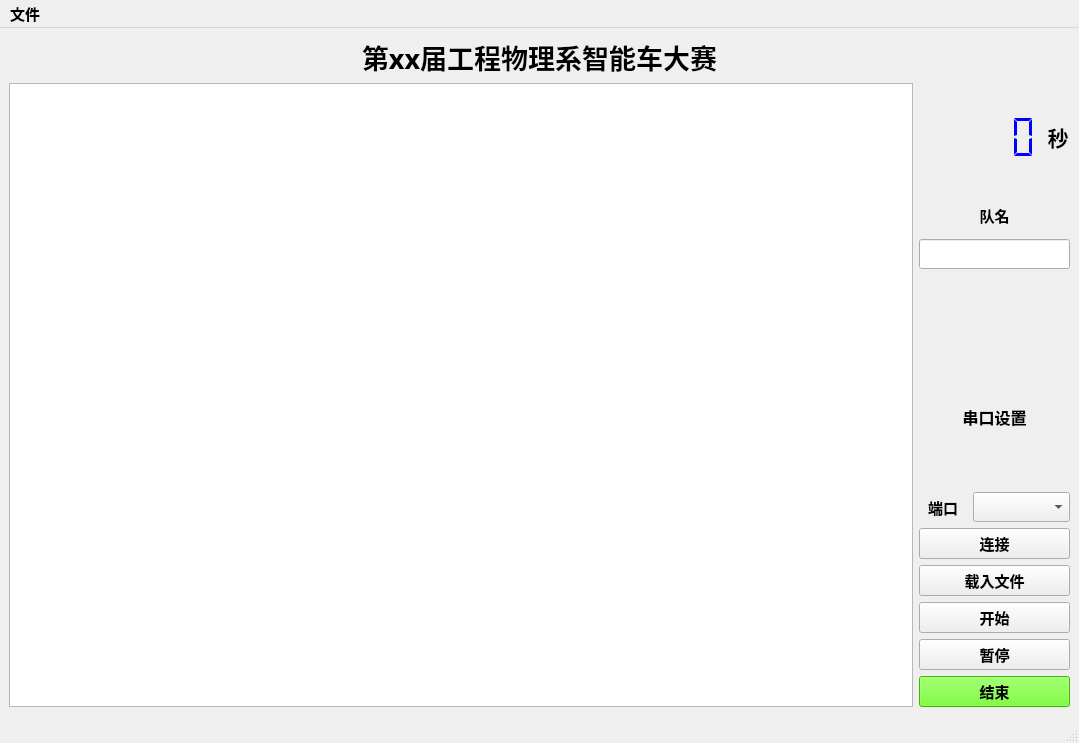
Qt form Program/pc2.ui (guhaiqiao/SmartCar) before a commit.
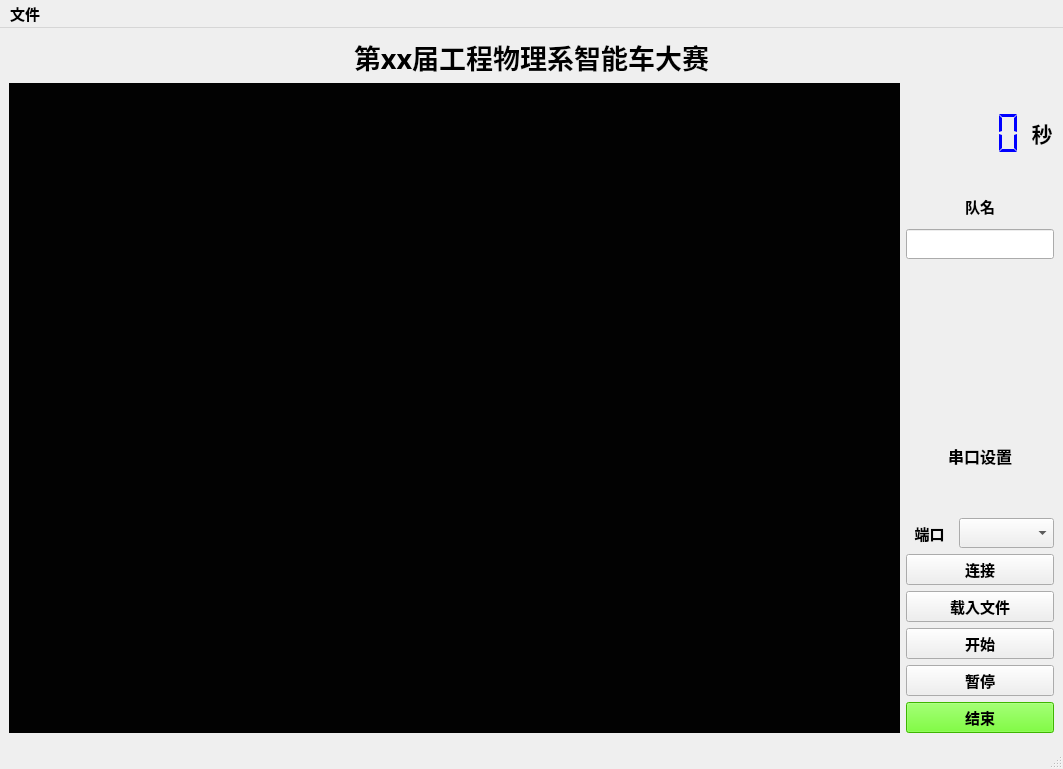
The same form after that commit. Icons and pictures are not drawn.

What changed in the file:
```diff
--- a/Program/pc2.ui
+++ b/Program/pc2.ui
@@ -5,20 +5,17 @@
   <property name="windowModality">
    <enum>Qt::ApplicationModal</enum>
   </property>
+  <property name="enabled">
+   <bool>true</bool>
+  </property>
   <property name="geometry">
    <rect>
     <x>0</x>
     <y>0</y>
-    <width>1079</width>
-    <height>743</height>
+    <width>1063</width>
+    <height>769</height>
    </rect>
   </property>
-  <property name="maximumSize">
-   <size>
-    <width>1920</width>
-    <height>1080</height>
-   </size>
-  </property>
   <property name="font">
    <font>
     <family>华文楷体</family>
@@ -77,12 +74,32 @@
          <bool>true</bool>
         </property>
         <property name="styleSheet">
-         <string notr="true"/>
+         <string notr="true">background-color: rgb(2, 2, 2);</string>
+        </property>
+        <property name="verticalScrollBarPolicy">
+         <enum>Qt::ScrollBarAlwaysOff</enum>
+        </property>
+        <property name="horizontalScrollBarPolicy">
+         <enum>Qt::ScrollBarAlwaysOff</enum>
+        </property>
+        <property name="sizeAdjustPolicy">
+         <enum>QAbstractScrollArea::AdjustToContentsOnFirstShow</enum>
+        </property>
+        <property name="sceneRect">
+         <rectf>
+          <x>0.000000000000000</x>
+          <y>0.000000000000000</y>
+          <width>0.000000000000000</width>
+          <height>0.000000000000000</height>
+         </rectf>
+        </property>
+        <property name="alignment">
+         <set>Qt::AlignLeading|Qt::AlignLeft|Qt::AlignTop</set>
         </property>
        </widget>
       </item>
       <item>
-       <layout class="QVBoxLayout" name="verticalLayout" stretch="3,1,1,2,10">
+       <layout class="QVBoxLayout" name="verticalLayout" stretch="3,1,1,4,10">
         <item>
          <layout class="QHBoxLayout" name="horizontalLayout_2" stretch="5,1">
           <item>
@@ -324,7 +341,7 @@
     <rect>
      <x>0</x>
      <y>0</y>
-     <width>1079</width>
+     <width>1063</width>
      <height>30</height>
     </rect>
    </property>
```
